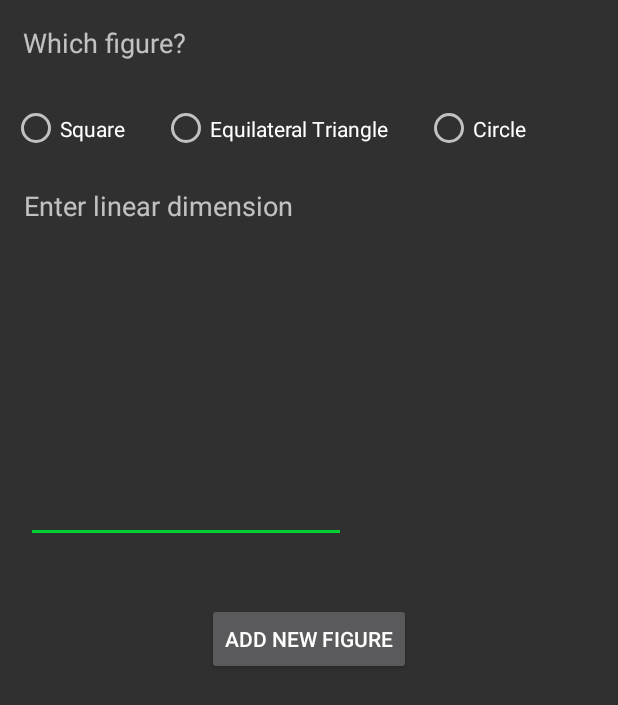
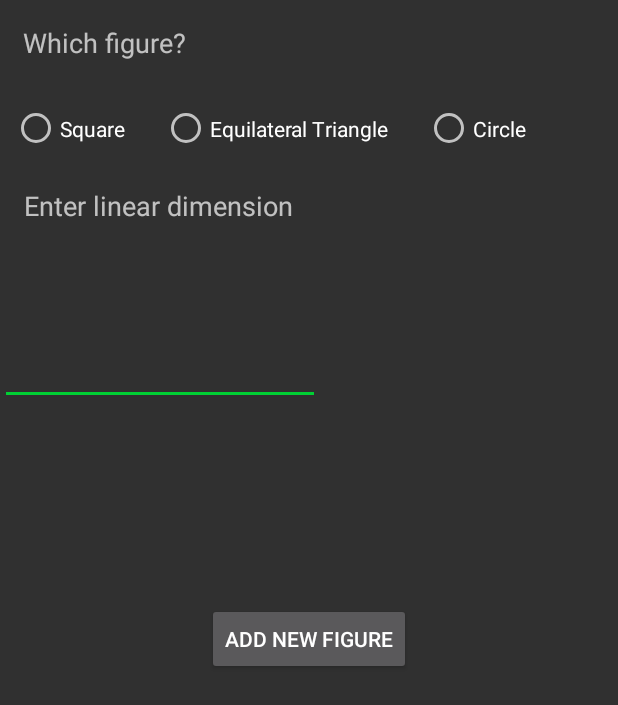
Before and after one commit to lukaszek96tester/appFigureCalc, an Android app: the AddActivity screen opened directly, with no data from a screen before it, on a phone screen of 412 x 824 dp. Shown: the top 705 px of the screen. Run offline under Robolectric (Android 15) with nearby library versions, the phone set to English and light mode, and no system bars.

```diff
--- a/app/build.gradle
+++ b/app/build.gradle
@@ -26,4 +26,5 @@ dependencies {
     androidTestImplementation 'com.android.support.test:runner:1.0.2'
     androidTestImplementation 'com.android.support.test.espresso:espresso-core:3.0.2'
     implementation 'de.codecrafters.tableview:tableview:2.8.0'
+    implementation 'com.android.support:design:28.0.0'
 }
--- a/app/src/main/res/layout-land/activity_add.xml
+++ b/app/src/main/res/layout-land/activity_add.xml
@@ -105,7 +105,7 @@
         android:layout_marginRight="8dp"
         android:layout_marginBottom="308dp"
         android:ems="10"
-        android:inputType="number"
+        android:digits="0123456789."
         app:layout_constraintBottom_toBottomOf="parent"
         app:layout_constraintEnd_toEndOf="parent"
         app:layout_constraintHorizontal_bias="0.016"
--- a/app/src/main/res/layout/activity_add.xml
+++ b/app/src/main/res/layout/activity_add.xml
@@ -97,18 +97,13 @@
         android:id="@+id/AA_editText_dimension"
         android:layout_width="wrap_content"
         android:layout_height="wrap_content"
-        android:layout_marginStart="8dp"
-        android:layout_marginLeft="8dp"
-        android:layout_marginTop="8dp"
-        android:layout_marginEnd="8dp"
-        android:layout_marginRight="8dp"
-        android:layout_marginBottom="308dp"
+        android:layout_marginTop="24dp"
+        android:layout_marginBottom="8dp"
         android:ems="10"
-        android:inputType="number"
-        app:layout_constraintBottom_toBottomOf="parent"
-        app:layout_constraintEnd_toEndOf="parent"
-        app:layout_constraintHorizontal_bias="0.052"
-        app:layout_constraintStart_toStartOf="parent"
-        app:layout_constraintTop_toBottomOf="@+id/AA_textView_dimension" />
+        android:digits="0123456789."
+        app:layout_constraintBottom_toTopOf="@+id/AA_button_add"
+        app:layout_constraintTop_toBottomOf="@+id/AA_textView_dimension"
+        app:layout_constraintVertical_bias="0.271"
+        tools:layout_editor_absoluteX="16dp" />
 
 </android.support.constraint.ConstraintLayout>
```
Also changed, not shown: app/src/main/java/net/ddns/achouse/appfigurecalc/DisplayActivity.java (+6 -3 lines), app/src/main/java/net/ddns/achouse/appfigurecalc/MainActivity.java (+16 -0 lines), app/src/main/res/layout/activity_display.xml (+16 -19 lines), 1619 other files.
